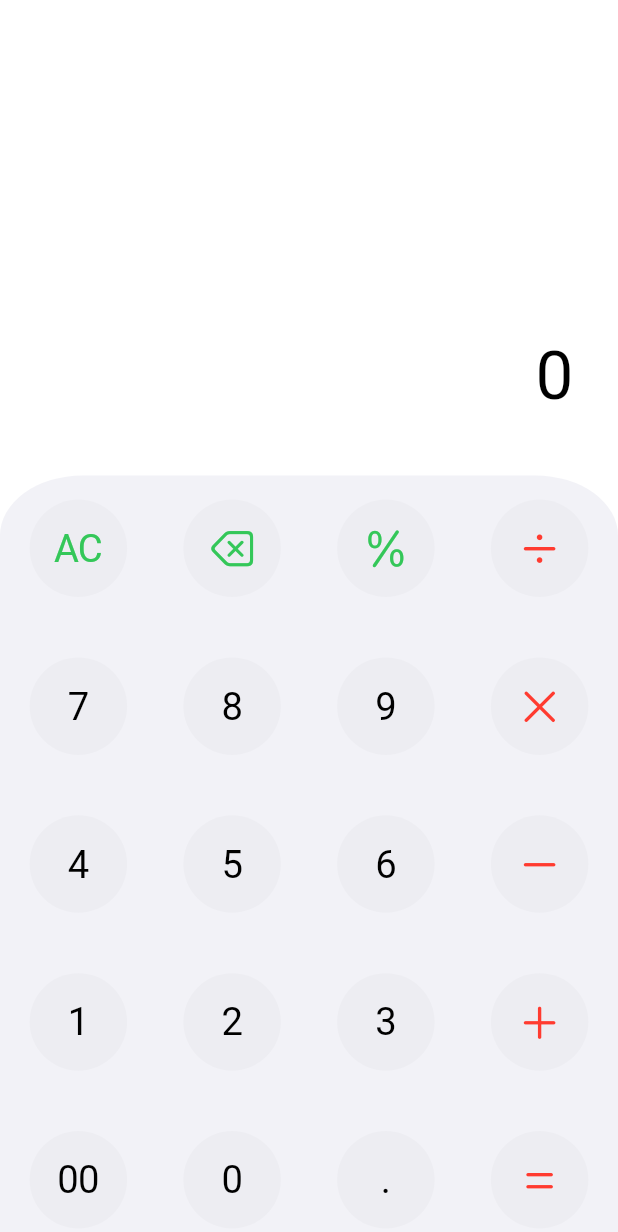
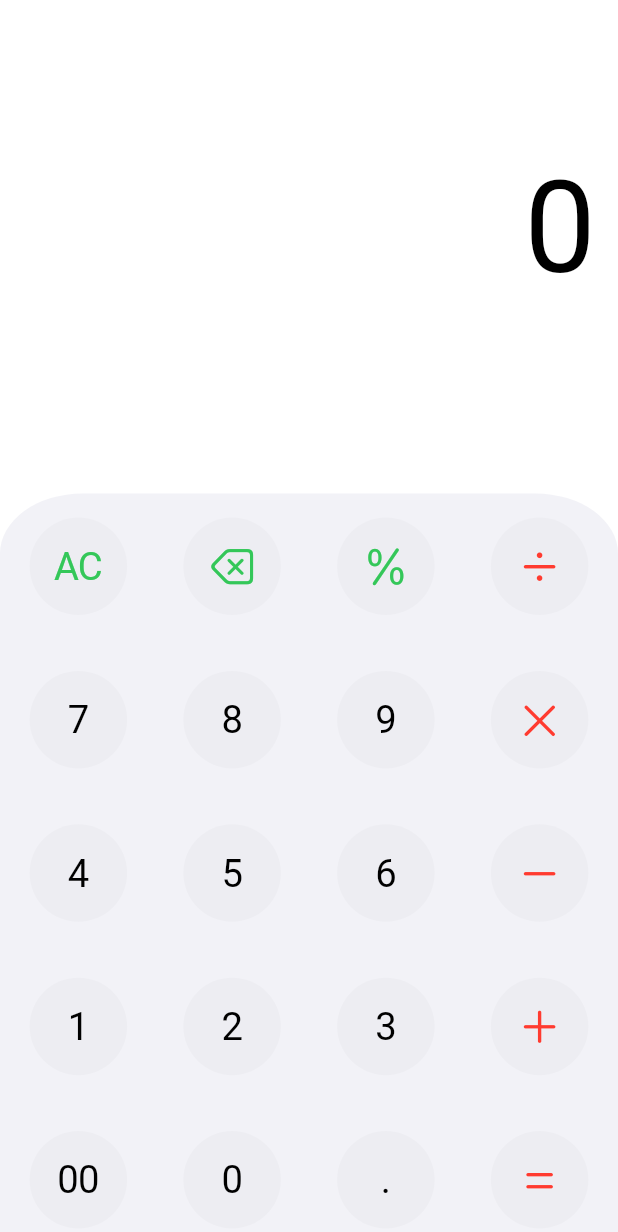
Before and after one commit to kil0ba/flutter_calculator, a Flutter app: the screen it shows after launch, on a phone screen of 412 x 824 dp. Shown: the top 1232 px of the screen. Run offline on Flutter 3.47's test engine with Material 2 defaults, Android fonts, the phone set to English and light mode, and no system bars; our stand-ins replace math_expressions, vibration; missing offline and left inert: vibration_web, window_size.

Commit message:
fix several dots, writing after infinity and layout

```diff
--- a/lib/providers/calculator.dart
+++ b/lib/providers/calculator.dart
@@ -9,7 +9,7 @@ class Calculator with ChangeNotifier {
   }
 
   void addSymbolToCurrentNumber(String symbol) {
-    if (_equation == '0' || _equation == 'error') {
+    if (_equation == '0' || _equation == 'error' || _equation == 'Infinity') {
       if (symbol == '00' || int.tryParse(symbol) == null) {
         _equation = '0';
       } else {
@@ -18,9 +18,16 @@ class Calculator with ChangeNotifier {
     } else {
       final lastSymbol =
           _equation.trimRight()[_equation.trimRight().length - 1];
+      // check for two operations
       if (int.tryParse(symbol) == null &&
           int.tryParse(lastSymbol) == null &&
           (lastSymbol != '%' && symbol != '% ')) {
+        return;
+      }
+      // check for second dot
+      final splittedEq = _equation.split(' ');
+      final lastNum = splittedEq[splittedEq.length - 1];
+      if (lastNum.contains('.') && symbol == '.') {
         return;
       }
       _equation += symbol;
--- a/lib/screens/calculator_screen.dart
+++ b/lib/screens/calculator_screen.dart
@@ -20,18 +20,20 @@ class CalculatorScreen extends StatelessWidget {
     }
 
     return CupertinoPageScaffold(
-      child: SafeArea(
-        bottom: false,
-        child: ChangeNotifierProvider(
-          create: (ctx) => Calculator(),
-          child: Container(
-            width: double.infinity,
+      child: ChangeNotifierProvider(
+        create: (ctx) => Calculator(),
+        child: Container(
+          padding: EdgeInsets.only(top: 5),
+          width: double.infinity,
+          alignment: Alignment.bottomCenter,
+          child: SafeArea(
+            bottom: false,
             child: orientation == Orientation.portrait
                 ? Column(
                     children: childredBuilder(),
                   )
-                : Padding(
-                    padding: const EdgeInsets.only(top: 7),
+                : Positioned(
+                    bottom: 0,
                     child: Row(
                       mainAxisAlignment: MainAxisAlignment.end,
                       crossAxisAlignment: CrossAxisAlignment.end,
--- a/lib/widgets/results.dart
+++ b/lib/widgets/results.dart
@@ -9,12 +9,21 @@ class Results extends StatelessWidget {
   @override
   Widget build(BuildContext context) {
     final size = MediaQuery.of(context).size;
+    final orientation = MediaQuery.of(context).orientation;
+
     return Container(
+      constraints: orientation == Orientation.portrait
+          ? null
+          : BoxConstraints(maxWidth: size.width - 500),
+      height: orientation == Orientation.portrait
+          ? size.height - 500 > 0
+              ? size.height - 500
+              : 50
+          : null,
       child: Padding(
         padding: EdgeInsets.only(
-          top: size.height - 600 > 0 ? size.height - 600 : 50,
-          bottom: 40,
-          right: 30,
+          right: 15,
+          bottom: 30,
         ),
         child: Align(
           alignment: Alignment.centerRight,
@@ -23,7 +32,7 @@ class Results extends StatelessWidget {
               child: Text(
                 calculator.equation,
                 style: TextStyle(
-                  fontSize: 45,
+                  fontSize: 85,
                   color: CupertinoTheme.of(context).primaryContrastingColor,
                 ),
               ),
```
Also changed, not shown: 1 other file.
